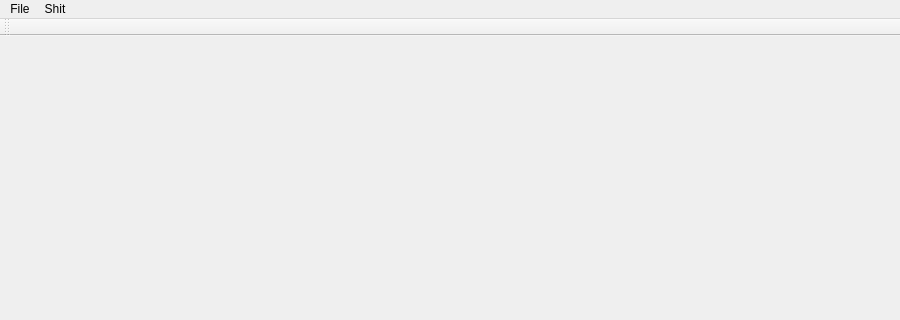
Qt form DX11Study/Editor/editor.ui (ericsongcz/DX11_DAA) before a commit; both pictures show x 0 to 900 and y 0 to 320 of the 900 by 600 pixel window.
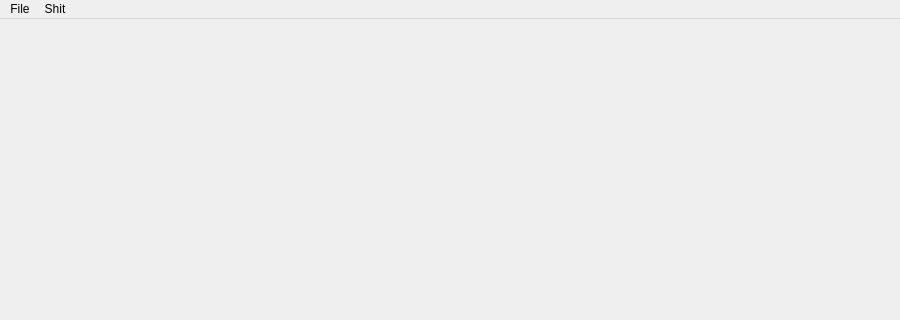
The same form after that commit.

The edit to the form file:
```diff
--- a/DX11Study/Editor/editor.ui
+++ b/DX11Study/Editor/editor.ui
@@ -49,14 +49,6 @@
    <addaction name="menuFile"/>
    <addaction name="shit"/>
   </widget>
-  <widget class="QToolBar" name="mainToolBar">
-   <attribute name="toolBarArea">
-    <enum>TopToolBarArea</enum>
-   </attribute>
-   <attribute name="toolBarBreak">
-    <bool>false</bool>
-   </attribute>
-  </widget>
   <widget class="QStatusBar" name="statusBar"/>
   <action name="actionLoad_Model">
    <property name="text">
```
Left out of the diff: 14 changed lines with no effect on the pictures.
